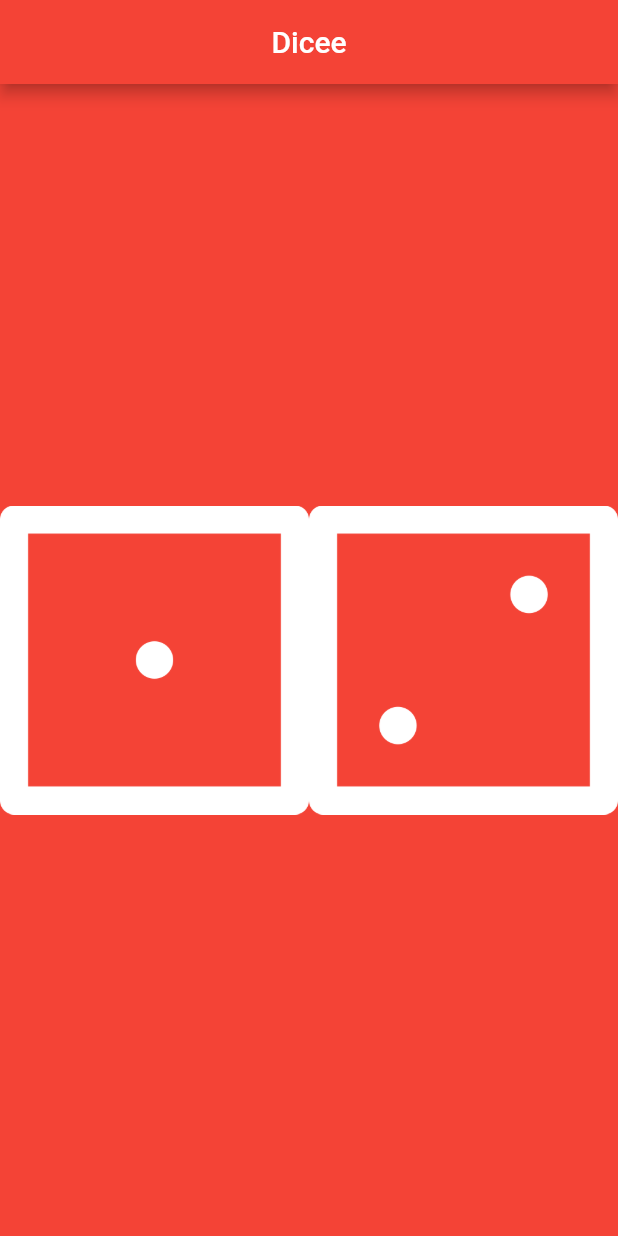
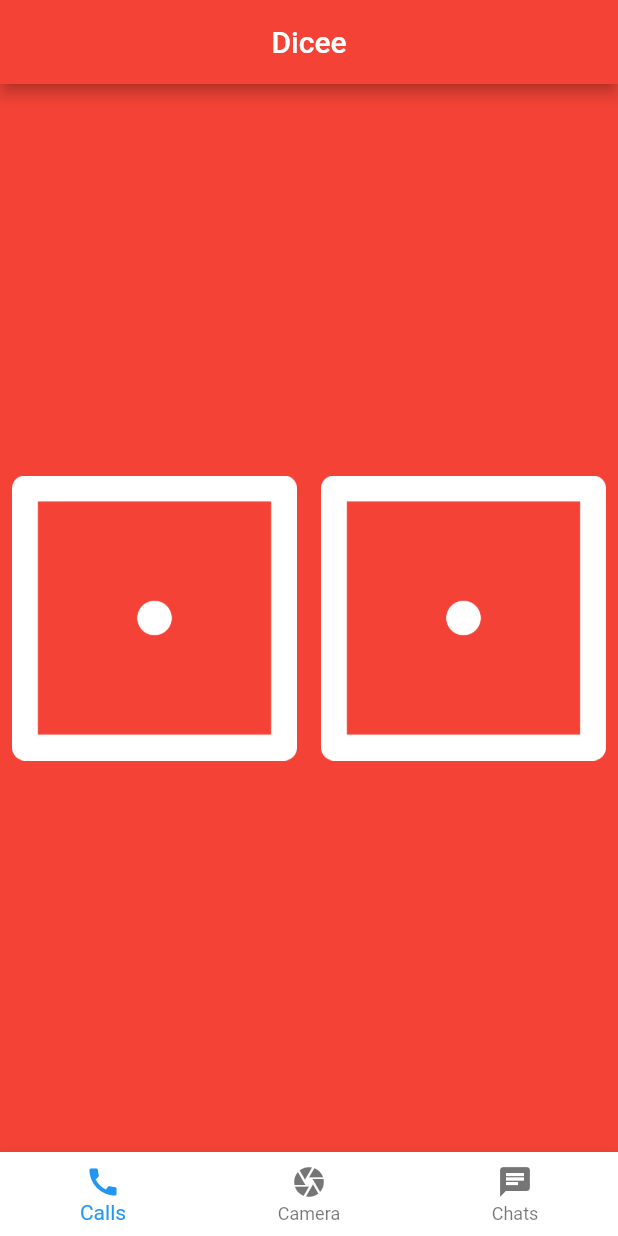
Before and after one commit to jimmyriguelle/dicee_flutter, a Flutter app: the screen it shows after launch, on a phone screen of 412 x 824 dp. Run offline on Flutter 3.47's test engine with Material 2 defaults, Android fonts, the phone set to English and light mode, and no system bars.

Commit message:
final touch

```diff
--- a/lib/main.dart
+++ b/lib/main.dart
@@ -1,4 +1,5 @@
 import 'package:flutter/material.dart';
+import 'dart:math';
 
 void main() {
   runApp(const MyApp());
@@ -20,14 +21,46 @@ class MyApp extends StatelessWidget {
           centerTitle: true,
           backgroundColor: Colors.red,
         ),
+        bottomNavigationBar: BottomNavigationBar(
+          backgroundColor: Colors.white,
+          items: const <BottomNavigationBarItem>[
+            BottomNavigationBarItem(
+              icon: Icon(Icons.call),
+              label: 'Calls',
+            ),
+            BottomNavigationBarItem(
+              icon: Icon(Icons.camera),
+              label: 'Camera',
+            ),
+            BottomNavigationBarItem(
+              icon: Icon(Icons.chat),
+              label: 'Chats',
+            ),
+          ],
+        ),
         body: const DicePage(),
       ),
     );
   }
 }
 
-class DicePage extends StatelessWidget {
+class DicePage extends StatefulWidget {
   const DicePage({Key? key}) : super(key: key);
+
+  @override
+  _DicePageState createState() => _DicePageState();
+}
+
+class _DicePageState extends State<DicePage> {
+  int leftDiceNumber = 1;
+  int rightDiceNumber = 1;
+
+  void playFortuna() {
+    setState(() {
+      leftDiceNumber = 1 + Random().nextInt(6);
+      rightDiceNumber = 1 + Random().nextInt(6);
+    });
+  }
 
   @override
   Widget build(BuildContext context) {
@@ -35,10 +68,20 @@ class DicePage extends StatelessWidget {
       child: Row(
         children: <Widget>[
           Expanded(
-            child: Image.asset('images/dice1.png'),
+            child: TextButton(
+              onPressed: () {
+                playFortuna();
+              },
+              child: Image.asset('images/dice$leftDiceNumber.png'),
+            ),
           ),
           Expanded(
-            child: Image.asset('images/dice2.png'),
+            child: TextButton(
+              onPressed: () {
+                playFortuna();
+              },
+              child: Image.asset('images/dice$rightDiceNumber.png'),
+            ),
           ),
         ],
       ),
```
